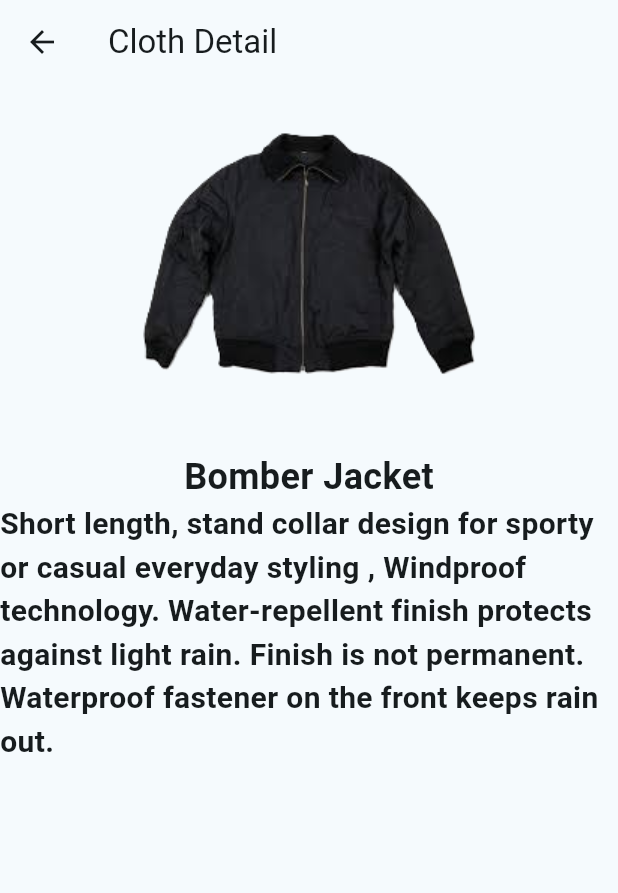
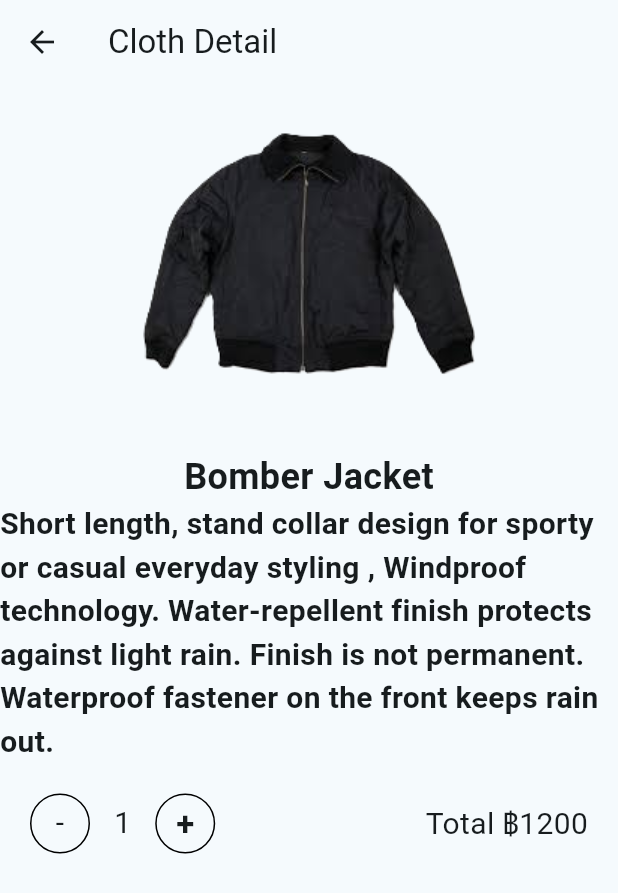
Before and after one commit to pongpak726/uniqlo, a Flutter app: the screen it shows after launch, after a tap on "Bomber Jacket", on a phone screen of 412 x 824 dp. Shown: the top 893 px of the screen. Run offline on Flutter 3.47's test engine with Material 3 defaults, Android fonts, the phone set to English and light mode, and no system bars; our stand-ins replace google_fonts.

```diff
--- a/lib/cloth-detail.dart
+++ b/lib/cloth-detail.dart
@@ -2,14 +2,23 @@ import 'package:flutter/material.dart';
 import 'package:uniqlo/model/cloth.dart';
 import 'package:google_fonts/google_fonts.dart';
 
-class ClothDetail extends StatelessWidget{
- Cloth cloth;
+class ClothDetail extends StatefulWidget{
+ final Cloth cloth;
 
-  ClothDetail({super.key, required this.cloth});
+  const ClothDetail({super.key, required this.cloth});
 
+  @override
+  State<ClothDetail> createState() => ClothDetailState();
+
+}
+
+class ClothDetailState extends State<ClothDetail>{
+  int qty = 1;
 
   @override
   Widget build(BuildContext context) {
+   final totalPrice = widget.cloth.imagePrice * qty;
+
     return Scaffold(
       appBar: AppBar(
         title: const Text('Cloth Detail'),
@@ -17,22 +26,92 @@ class ClothDetail extends StatelessWidget{
       body: Center(
          child: Column(
         children: [
-        Image.asset(cloth.imageUrl),
+        Image.asset(widget.cloth.imageUrl , fit: BoxFit.contain),
         const SizedBox(height: 20.0,),
         Text(
-          cloth.imgLabel,
+          widget.cloth.imgLabel,
           style: const TextStyle(
             fontSize: 24.0,
             fontWeight: FontWeight.bold
           ),
         ),
         Text(
-          cloth.imageText,
+          widget.cloth.imageText,
           style: GoogleFonts.roboto(
             fontSize: 20.0,
             fontWeight:FontWeight.bold
           ),
         ),
+
+        Padding(
+          padding: const EdgeInsets.all(20.0),
+          child: Row(
+            mainAxisAlignment: MainAxisAlignment.start,
+            children: [
+
+              GestureDetector(
+                onTap: () {
+                  setState(() {
+                    if (qty > 1) qty--;
+                  });
+                },
+                child: Container(
+                  width: 40,
+                  height: 40,
+                  decoration: BoxDecoration(
+                    shape: BoxShape.circle,
+                    border: Border.all(width: 1),
+                  ),
+                  child: const Center(
+                    child: Text("-",
+                    style: TextStyle(fontSize: 20)),
+                  ),
+                ),
+              ),
+
+              const SizedBox(width: 16),
+
+              Text("$qty",
+              style: const TextStyle(fontSize: 20)),
+
+              const SizedBox(width: 16),
+
+              GestureDetector(
+                onTap: () {
+                  setState(() {
+                    qty++;
+                  });
+                },
+                child: Container(
+                  width: 40,
+                  height: 40,
+                  decoration: BoxDecoration(
+                    shape: BoxShape.circle,
+                    border: Border.all(width: 1),
+                  ),
+                  child: const Center(
+                    child: Text("+",
+                    style: TextStyle(fontSize: 22, fontWeight: FontWeight.bold)),
+                  ),
+                ),
+              ),
+
+              Spacer(),
+
+                  GestureDetector(
+                    onTap: () {},
+                    child: Center(
+                      child: Text(
+                        "Total ฿${totalPrice.toStringAsFixed(0)}",
+                        style: const TextStyle(fontSize: 20),
+                      ),
+                    ),
+                  )
+
+            ],
+          ),
+        ),
+
         ]
          ),
       ),
```
Also changed, not shown: assets/images/02.png.
